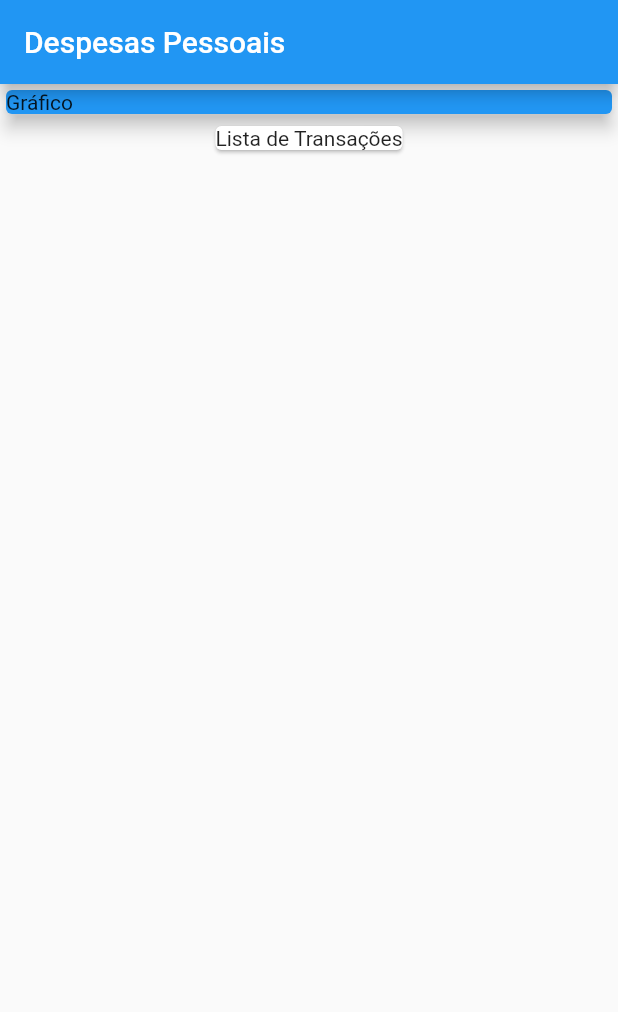
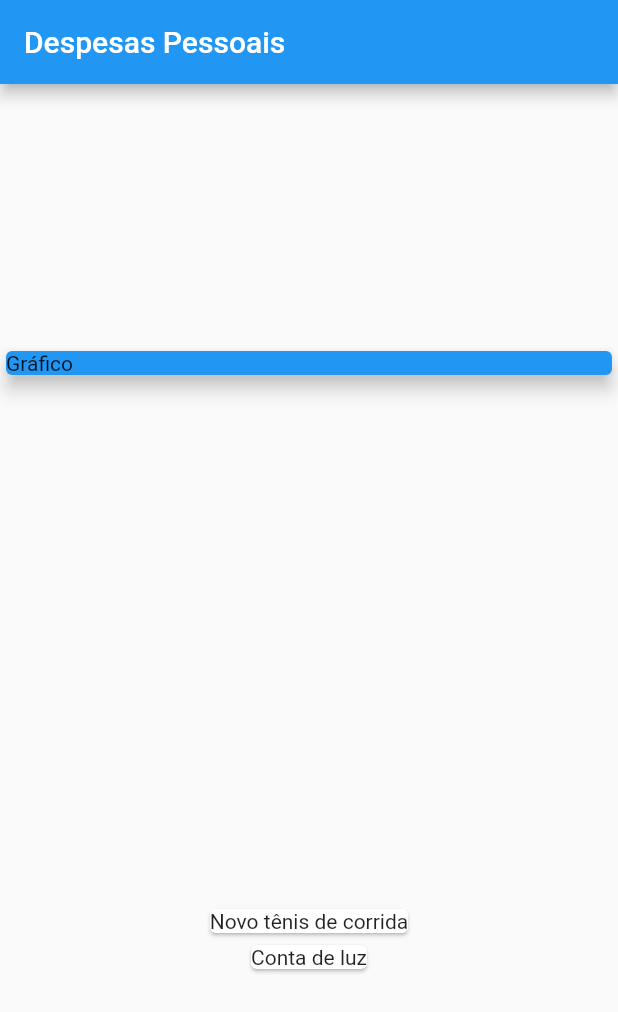
Before and after one commit to GabrielMelo01/expenses, a Flutter app: the screen it shows after launch, on a phone screen of 412 x 824 dp. Shown: the top 1012 px of the screen. Run offline on Flutter 3.47's test engine with Material 2 defaults, Android fonts, the phone set to English and light mode, and no system bars.

Commit message:
Mapear Dados para Widgets

```diff
--- a/lib/main.dart
+++ b/lib/main.dart
@@ -34,6 +34,8 @@ class MyHomePage extends StatelessWidget {
         title: Text('Despesas Pessoais'),
       ),
       body: Column(
+        mainAxisAlignment: MainAxisAlignment.spaceAround,
+        crossAxisAlignment: CrossAxisAlignment.stretch,
         children: [
           Container(
             width: double.infinity,
@@ -43,8 +45,12 @@ class MyHomePage extends StatelessWidget {
               elevation: 5,
             ),
           ),
-          Card(
-            child: Text('Lista de Transações'),
+          Column(
+            children: _transactions.map((e) {
+              return Card(
+                child: Text(e.title),
+              );
+            }).toList(),
           )
         ],
       ),
```
